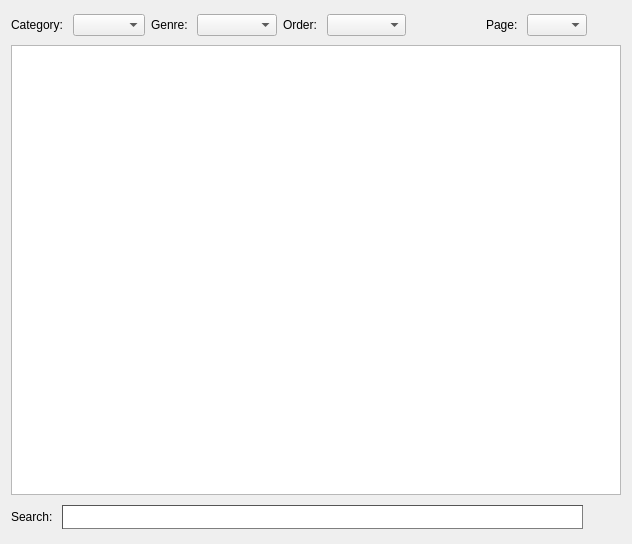
First picture: the form in forms/cvodivi.ui, repository Jo2003/vlc_record, before the edit.
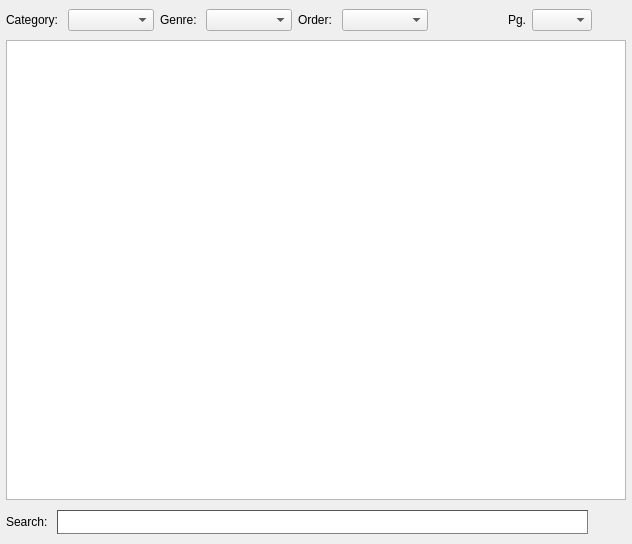
Second picture: the form after the edit. Icons and pictures are not drawn. Custom widgets are drawn as their Qt base class.

The edit to the form file:
```diff
--- a/forms/cvodivi.ui
+++ b/forms/cvodivi.ui
@@ -14,8 +14,20 @@
    <string>Form</string>
   </property>
   <layout class="QVBoxLayout" name="verticalLayout">
+   <property name="leftMargin">
+    <number>6</number>
+   </property>
+   <property name="topMargin">
+    <number>6</number>
+   </property>
+   <property name="rightMargin">
+    <number>6</number>
+   </property>
+   <property name="bottomMargin">
+    <number>6</number>
+   </property>
    <item>
-    <layout class="QHBoxLayout" name="horizontalLayout_7" stretch="0,0,0,8,0,8,0,0,0,0,0">
+    <layout class="QHBoxLayout" name="horizontalLayout_7" stretch="0,2,0,2,0,2,0,0,0,1,0">
      <item>
       <widget class="QLabel" name="labVodLang">
        <property name="text">
@@ -91,7 +103,7 @@
      <item>
       <widget class="QLabel" name="label">
        <property name="text">
-        <string>Page: </string>
+        <string>Pg.</string>
        </property>
       </widget>
      </item>
```
Left out of the diff: 3 changed lines with no effect on the pictures.
